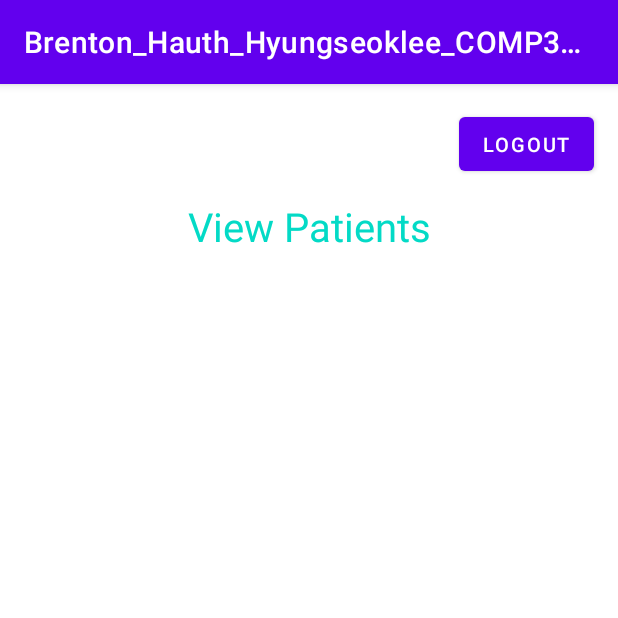
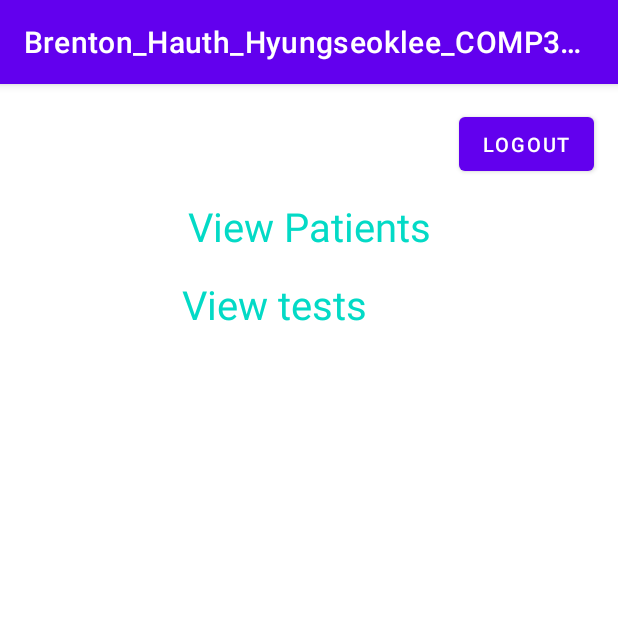
Before and after one commit to HyungseokLeee/COMP304_Lab04, an Android app: the MainActivity screen opened directly, with no data from a screen before it, on a phone screen of 412 x 824 dp, the top half of it. Run offline under Robolectric (Android 15) with nearby library versions, the phone set to English and light mode, and no system bars; our stand-ins replace Room's generated code.

Commit message:
added testAtivity and its view

```diff
--- a/app/src/main/AndroidManifest.xml
+++ b/app/src/main/AndroidManifest.xml
@@ -9,7 +9,8 @@
         android:roundIcon="@mipmap/ic_launcher_round"
         android:supportsRtl="true"
         android:theme="@style/Theme.Brenton_Hauth_Hyungseoklee_COMP304Lab4_Ex1">
-        <activity android:name=".SignUpActivity"></activity>
+        <activity android:name=".TestActivity"></activity>
+        <activity android:name=".SignUpActivity" />
         <activity android:name=".PatientActivity" />
         <activity android:name=".LoginActivity" />
         <activity android:name=".MainActivity">
--- a/app/src/main/res/layout/activity_main.xml
+++ b/app/src/main/res/layout/activity_main.xml
@@ -1,6 +1,5 @@
 <?xml version="1.0" encoding="utf-8"?>
-<androidx.constraintlayout.widget.ConstraintLayout
-    xmlns:android="http://schemas.android.com/apk/res/android"
+<androidx.constraintlayout.widget.ConstraintLayout xmlns:android="http://schemas.android.com/apk/res/android"
     xmlns:app="http://schemas.android.com/apk/res-auto"
     xmlns:tools="http://schemas.android.com/tools"
     android:layout_width="match_parent"
@@ -11,8 +10,8 @@
         android:id="@+id/mainWelcomeTextView"
         android:layout_width="wrap_content"
         android:layout_height="wrap_content"
+        android:layout_marginTop="16dp"
         android:textSize="15pt"
-        android:layout_marginTop="16dp"
         app:layout_constraintLeft_toLeftOf="parent"
         app:layout_constraintRight_toRightOf="parent"
         app:layout_constraintTop_toTopOf="parent" />
@@ -21,26 +20,39 @@
         android:id="@+id/mainPatientsTextView"
         android:layout_width="wrap_content"
         android:layout_height="wrap_content"
+        android:layout_marginTop="16dp"
+        android:onClick="onNavigationItemClick"
         android:text="@string/view_patients"
+        android:textColor="@color/design_default_color_secondary"
         android:textSize="12pt"
-        android:layout_marginTop="16dp"
         app:layout_constraintLeft_toLeftOf="parent"
         app:layout_constraintRight_toRightOf="parent"
+        app:layout_constraintTop_toBottomOf="@id/mainWelcomeTextView" />
+
+    <TextView
+        android:id="@+id/mainTestTextView"
+        android:layout_width="170dp"
+        android:layout_height="wrap_content"
+        android:layout_marginTop="16dp"
+        android:onClick="onNavigationItemClick"
+        android:text="@string/view_tests"
         android:textColor="@color/design_default_color_secondary"
-        android:onClick="onNavigationItemClick"
-        app:layout_constraintTop_toBottomOf="@id/mainWelcomeTextView" />
+        android:textSize="12pt"
+        app:layout_constraintEnd_toEndOf="parent"
+        app:layout_constraintStart_toStartOf="parent"
+        app:layout_constraintTop_toBottomOf="@+id/mainPatientsTextView" />
 
     <Button
         android:id="@+id/mainLogoutButton"
-        app:layout_constraintEnd_toEndOf="parent"
-        app:layout_constraintTop_toTopOf="parent"
-        app:layout_constraintLeft_toRightOf="@id/mainWelcomeTextView"
+        android:layout_width="wrap_content"
+        android:layout_height="wrap_content"
         android:layout_marginTop="16dp"
         android:layout_marginEnd="16dp"
-        android:textSize="6pt"
         android:onClick="onLogoutButtonClick"
         android:text="@string/logout"
-        android:layout_width="wrap_content"
-        android:layout_height="wrap_content" />
+        android:textSize="6pt"
+        app:layout_constraintEnd_toEndOf="parent"
+        app:layout_constraintLeft_toRightOf="@id/mainWelcomeTextView"
+        app:layout_constraintTop_toTopOf="parent" />
 
 </androidx.constraintlayout.widget.ConstraintLayout>
--- a/app/src/main/res/values/strings.xml
+++ b/app/src/main/res/values/strings.xml
@@ -10,10 +10,13 @@
     <string name="edit_text_department_hint">Department</string>
     <string name="edit_text_first_name_hint">First Name</string>
     <string name="edit_text_last_name_hint">Last Name</string>
+    <string name = "patientId_Form_hint">Enter patient ID</string>
     <string name="login_button_text">Login</string>
     <string name="sign_up_button_txt">Sign Up</string>
     <string name="view_patients">View Patients</string>
     <string name="logout">Logout</string>
     <string name="view_tests">View tests</string>
     <string name="edit_patient_button_text">Edit</string>
+    <string name = "testActivityTitle">Test List</string>
+    <string name = "button_push">Enter</string>
 </resources>
```
Also changed, not shown: app/src/main/java/com/example/brenton_hauth_hyungseoklee_comp304lab4_ex1/MainActivity.java (+6 -1 lines), app/src/main/java/com/example/brenton_hauth_hyungseoklee_comp304lab4_ex1/TestActivity.java (added, +59 -0 lines), app/src/main/res/layout/activity_test.xml (added, +52 -0 lines).
